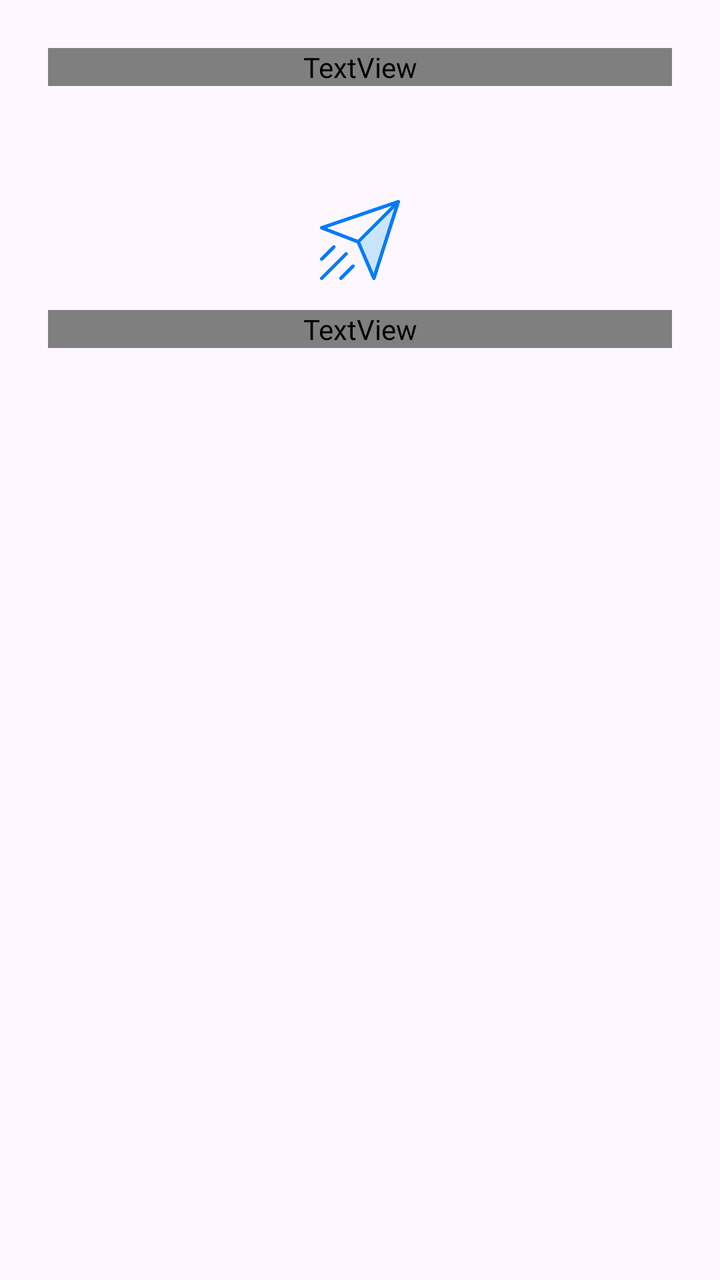
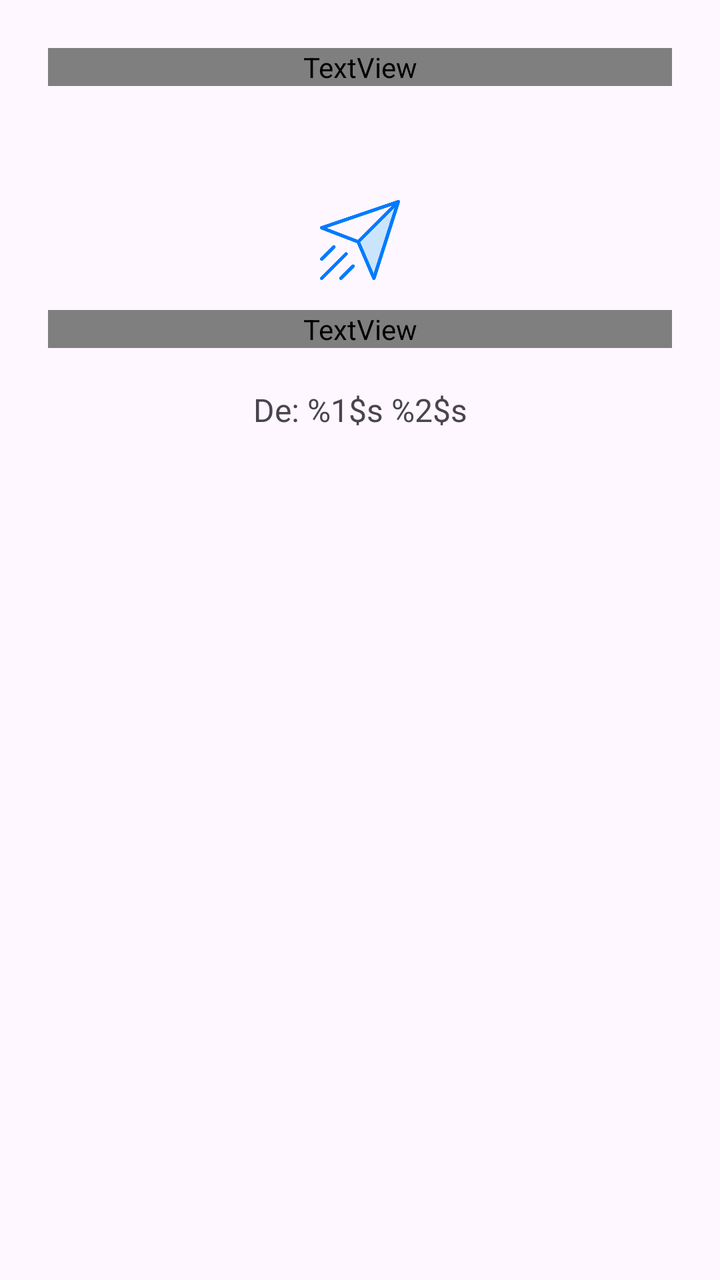

The first picture is an Android layout as it rendered before a commit; the second is the same layout after the commit. The layout source and the unified diff follow.
<!-- AndroidManifest.xml: application theme Theme.SendMessage -->
<!-- res/layout/activity_view_message.xml -->
<?xml version="1.0" encoding="utf-8"?>
<LinearLayout xmlns:android="http://schemas.android.com/apk/res/android"
    xmlns:app="http://schemas.android.com/apk/res-auto"
    xmlns:tools="http://schemas.android.com/tools"
    android:id="@+id/main"
    android:layout_width="match_parent"
    android:layout_height="match_parent"
    android:orientation="vertical"
    android:padding="24dp"
    android:fitsSystemWindows="true"
    tools:context=".ViewMessageActivity">

    <TextView
        android:id="@+id/tvAppName"
        android:layout_width="match_parent"
        android:layout_height="wrap_content"
        android:fontFamily="@font/roboto_mono"
        android:textSize="22sp"
        android:textStyle="bold"
        android:gravity="center"
        android:layout_marginBottom="32dp"
        android:text="@string/tvAppName"/>

    <ImageView
        android:id="@+id/imageMessage"
        android:layout_width="@dimen/ivMessageImage_width"
        android:layout_height="@dimen/ivMessageImage_height"
        android:layout_gravity="center"
        android:layout_marginTop="25dp"
        android:layout_marginBottom="@dimen/ivMessageImage_marginBottom"
        app:srcCompat="@drawable/imagen_enviar"
        android:contentDescription="@string/image_message"/>

    <TextView
        android:id="@+id/tvSecondTitle"
        android:layout_width="match_parent"
        android:layout_height="wrap_content"
        android:layout_marginBottom="@dimen/tvSecondTitle_marginBottom"
        android:gravity="center"
        android:fontFamily="@font/roboto_mono"
        android:textSize="@dimen/tvSecondTitle_textSize"
        android:textColor="@color/teal_700"
        android:text="@string/textview" />

    <TextView
        android:id="@+id/tvSender"
        android:layout_width="match_parent"
        android:layout_height="wrap_content"
        android:textSize="16sp"
        android:gravity="center" />

</LinearLayout>
<!-- resources referenced by this layout -->
<resources>
  <color name="teal_700">#FF018786</color>
  <dimen name="ivMessageImage_height">40dp</dimen>
  <dimen name="ivMessageImage_marginBottom">15dp</dimen>
  <dimen name="ivMessageImage_width">40dp</dimen>
  <dimen name="tvSecondTitle_marginBottom">20dp</dimen>
  <dimen name="tvSecondTitle_textSize">30sp</dimen>
  <!-- drawable imagen_enviar: webp bitmap (drawable, 14718 bytes) -->
  <string name="image_message">Imagen de mensaje</string>
  <string name="textview">The Office</string>
  <string name="tvAppName">The Office</string>
  <style name="Theme.SendMessage" parent="Theme.MaterialComponents.DayNight.DarkActionBar">
          
          <item name="colorPrimary">@color/purple_500</item>
          <item name="colorPrimaryVariant">@color/purple_700</item>
          <item name="colorOnPrimary">@color/white</item>
          
          <item name="colorSecondary">@color/teal_200</item>
          <item name="colorSecondaryVariant">@color/teal_700</item>
          <item name="colorOnSecondary">@color/black</item>
          
          <item name="android:statusBarColor">?attr/colorPrimaryVariant</item>
          
      </style>
  <color name="purple_500">#FF6200EE</color>
  <color name="purple_700">#FF3700B3</color>
  <color name="white">#FFFFFFFF</color>
  <color name="teal_200">#FF03DAC5</color>
  <color name="black">#FF000000</color>
</resources>

<!-- the commit's change to res/layout/activity_view_message.xml (unified diff, before → after) -->
@@ -47,6 +47,7 @@
         android:layout_width="match_parent"
         android:layout_height="wrap_content"
         android:textSize="16sp"
-        android:gravity="center" />
+        android:gravity="center"
+        android:text= "@string/sender_full_name"/>
 
 </LinearLayout>
<!-- resource entries referenced after the edit -->
@@ -8,6 +8,7 @@
   <dimen name="tvSecondTitle_textSize">30sp</dimen>
   <!-- drawable imagen_enviar: webp bitmap (drawable, 14718 bytes) -->
   <string name="image_message">Imagen de mensaje</string>
+  <string name="sender_full_name">"De: %1$s %2$s"</string>
   <string name="textview">The Office</string>
   <string name="tvAppName">The Office</string>
   <style name="Theme.SendMessage" parent="Theme.MaterialComponents.DayNight.DarkActionBar">
